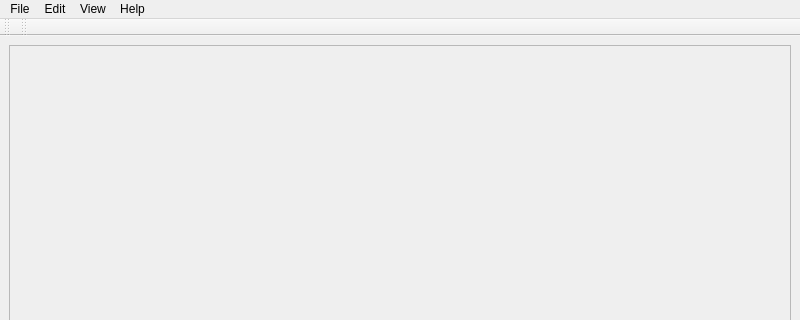
This is mainwindow.ui in kernel1024/exsim as Qt 5 draws it before an edit; both pictures show x 0 to 800 and y 0 to 320 of the 800 by 600 pixel window. The edited form follows.
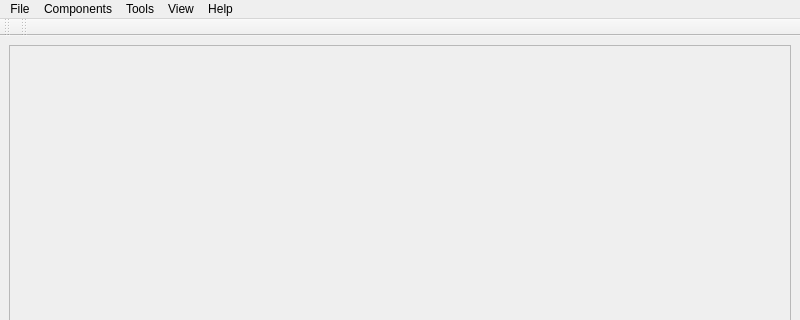
This is the edited form. Icons and pictures are not drawn.

```diff
--- a/mainwindow.ui
+++ b/mainwindow.ui
@@ -60,9 +60,9 @@
     </property>
     <addaction name="actionAbout"/>
    </widget>
-   <widget class="QMenu" name="menuEdit">
+   <widget class="QMenu" name="menuComponents">
     <property name="title">
-     <string>Edit</string>
+     <string>Components</string>
     </property>
     <addaction name="actionCompact_layout"/>
     <addaction name="separator"/>
@@ -82,8 +82,15 @@
     </property>
     <addaction name="actionZoom"/>
    </widget>
+   <widget class="QMenu" name="menuTools">
+    <property name="title">
+     <string>Tools</string>
+    </property>
+    <addaction name="actionCompact_layout"/>
+   </widget>
    <addaction name="menuFile"/>
-   <addaction name="menuEdit"/>
+   <addaction name="menuComponents"/>
+   <addaction name="menuTools"/>
    <addaction name="menuView"/>
    <addaction name="menuHelp"/>
   </widget>
```
Left out of the diff: 38 changed lines with no effect on the pictures.
